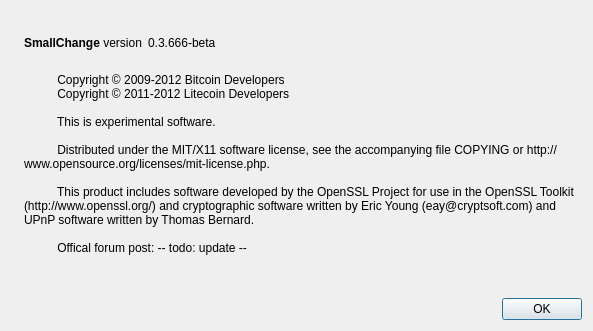
Before: the Qt Designer form src/qt/forms/aboutdialog.ui in NewCenturyCoin/newcenturycoin, drawn with Qt 5.
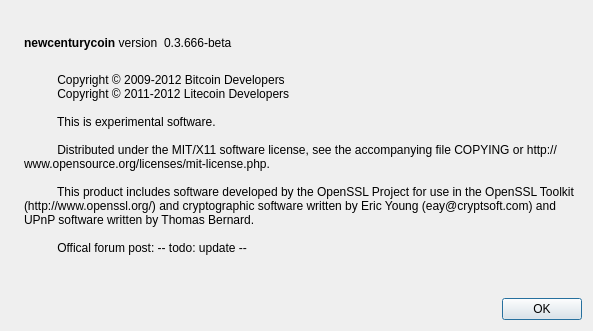
After: the same form once the commit is applied. Icons and pictures are not drawn.

Patch:
```diff
--- a/src/qt/forms/aboutdialog.ui
+++ b/src/qt/forms/aboutdialog.ui
@@ -50,7 +50,7 @@
           <cursorShape>IBeamCursor</cursorShape>
          </property>
          <property name="text">
-          <string>&lt;b&gt;SmallChange&lt;/b&gt; version</string>
+          <string>&lt;b&gt;newcenturycoin&lt;/b&gt; version</string>
          </property>
          <property name="textInteractionFlags">
           <set>Qt::LinksAccessibleByMouse|Qt::TextSelectableByKeyboard|Qt::TextSelectableByMouse</set>
```
Left out of the diff: 2 changed lines with no effect on the pictures.
